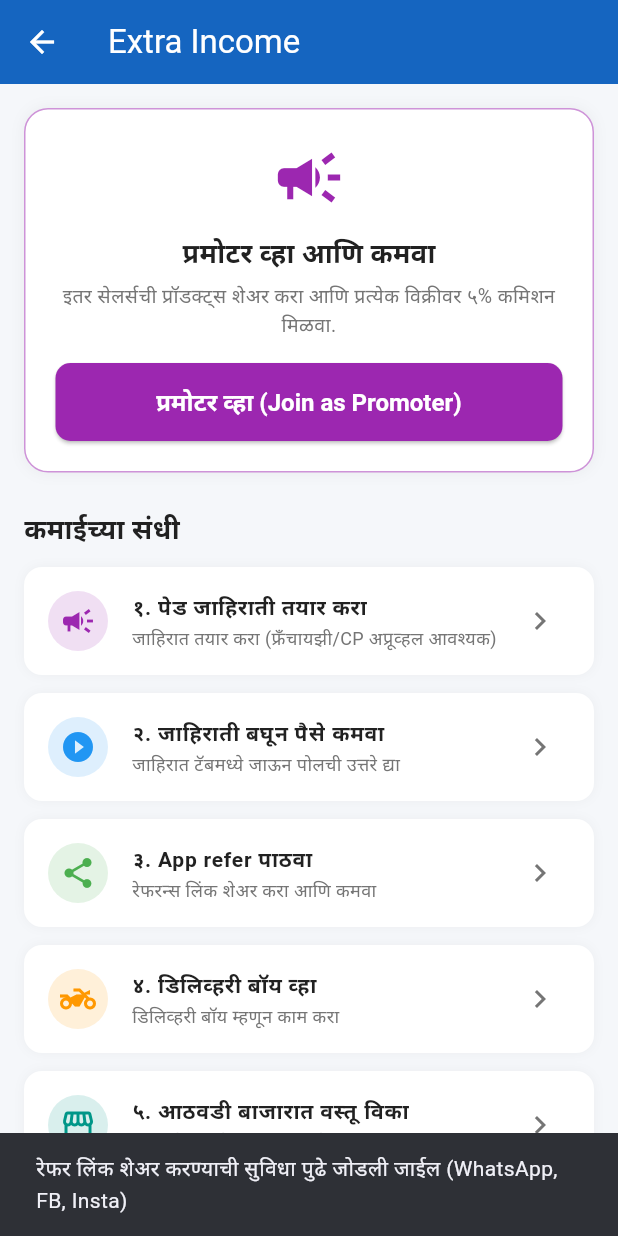
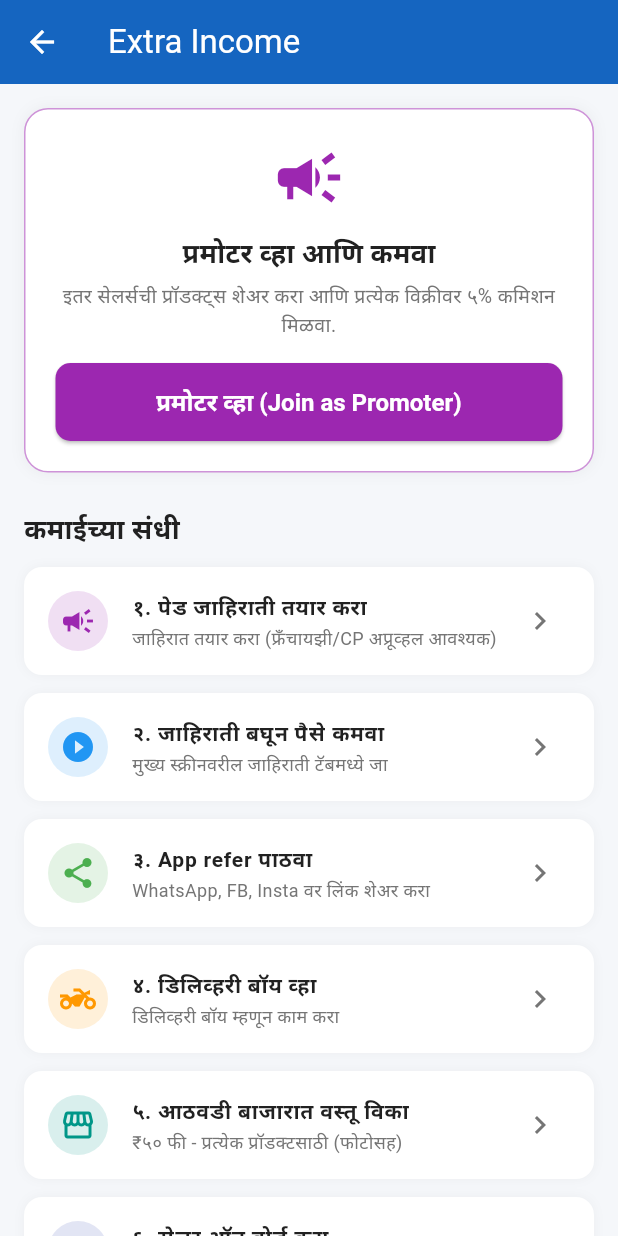
Before and after one commit to amolimpexinternational/amole-app, a Flutter app: the ExtraIncomeScreen screen opened directly, after a tap on "३. App refer पाठवा", on a phone screen of 412 x 824 dp. Run offline on Flutter 3.47's test engine with Material 3 defaults, Android fonts, the phone set to English and light mode, and no system bars; our stand-ins replace file_picker, geolocator, image_picker, share_plus, shared_preferences; missing offline and left inert: tracelet; accounts and stored records are empty.

Commit message:
Update extra_income_screen.dart

```diff
--- a/lib/screens/buyer/extra_income_screen.dart
+++ b/lib/screens/buyer/extra_income_screen.dart
@@ -1,11 +1,12 @@
 import 'package:flutter/material.dart';
 import 'package:shared_preferences/shared_preferences.dart';
+import 'package:share_plus/share_plus.dart'; // नवीन इम्पोर्ट
 import '../../constants/app_colors.dart';
-import 'buyer_home_screen.dart'; // जाहिरात टॅब साठी
-import 'promoter_catalog_screen.dart'; // आठवडी बाजार साठी
-import 'promoter_dashboard_screen.dart'; // प्रमोटर डॅशबोर्ड साठी
-import '../seller/seller_advertisement_screen.dart'; // पेड जाहिरात साठी
-import '../seller/registration/seller_registration_screen.dart'; // सेलर ऑनबोर्ड साठी
+import 'buyer_home_screen.dart';
+import 'promoter_catalog_screen.dart';
+import 'promoter_dashboard_screen.dart';
+import '../seller/seller_advertisement_screen.dart';
+import '../seller/registration/seller_registration_screen.dart';
 
 class ExtraIncomeScreen extends StatefulWidget {
   const ExtraIncomeScreen({super.key});
@@ -32,10 +33,12 @@ class _ExtraIncomeScreenState extends State<ExtraIncomeScreen> {
     });
   }
 
+  // === मुद्दा १०: खऱ्या शेअरिंगची सोय ===
   void _shareReferLink() {
-    // TODO: url_launcher किंवा share_plus वापरून लिंक शेअर करणे
-    ScaffoldMessenger.of(context).showSnackBar(
-      const SnackBar(content: Text('रेफर लिंक शेअर करण्याची सुविधा पुढे जोडली जाईल (WhatsApp, FB, Insta)')),
+    final String referLink = 'https://amole.in/ref/AMOLE-P123';
+    Share.share(
+      'मी AMOLE ॲप वापरतोय! तू पण जॉईन हो आणि माझ्या रेफरल लिंकने सामील हो: $referLink',
+      subject: 'AMOLE App मध्ये सामील व्हा',
     );
   }
 
@@ -53,14 +56,12 @@ class _ExtraIncomeScreenState extends State<ExtraIncomeScreen> {
       body: ListView(
         padding: const EdgeInsets.all(16),
         children: [
-          // === १. प्रमोटर स्टेटस कार्ड ===
           _buildPromoterCard(),
-
           const SizedBox(height: 24),
           const Text('कमाईच्या संधी', style: TextStyle(fontSize: 18, fontWeight: FontWeight.bold, color: AppColors.textDark)),
           const SizedBox(height: 12),
 
-          // === २. एकूण ६ पर्याय ===
+          // १. पेड जाहिराती
           _buildOptionCard(
             title: '१. पेड जाहिराती तयार करा',
             subtitle: 'जाहिरात तयार करा (फ्रँचायझी/CP अप्रूव्हल आवश्यक)',
@@ -68,33 +69,37 @@ class _ExtraIncomeScreenState extends State<ExtraIncomeScreen> {
             color: Colors.purple,
             onTap: () => Navigator.push(context, MaterialPageRoute(builder: (_) => const SellerAdvertisementScreen())),
           ),
+
+          // === मुद्दा ३: थेट बायरच्या मुख्य स्क्रीनवर पाठवणे ===
           _buildOptionCard(
             title: '२. जाहिराती बघून पैसे कमवा',
-            subtitle: 'जाहिरात टॅबमध्ये जाऊन पोलची उत्तरे द्या',
+            subtitle: 'मुख्य स्क्रीनवरील जाहिराती टॅबमध्ये जा',
             icon: Icons.play_circle_fill,
             color: Colors.blue,
             onTap: () {
-              // TODO: BuyerHomeScreen मध्ये जाऊन टॅब १ (जाहिराती) उघडण्यासाठी
+              // BuyerHomeScreen वर पाठवा
               Navigator.push(context, MaterialPageRoute(builder: (_) => const BuyerHomeScreen()));
               ScaffoldMessenger.of(context).showSnackBar(
-                const SnackBar(content: Text('जाहिरात टॅब उघडत आहे...')),
+                const SnackBar(content: Text('मुख्य स्क्रीनवर जाहिराती टॅब उघडा')),
               );
             },
           ),
+
+          // === मुद्दा १०: शेअर बटन ===
           _buildOptionCard(
             title: '३. App refer पाठवा',
-            subtitle: 'रेफरन्स लिंक शेअर करा आणि कमवा',
+            subtitle: 'WhatsApp, FB, Insta वर लिंक शेअर करा',
             icon: Icons.share,
             color: Colors.green,
             onTap: _shareReferLink,
           ),
+
           _buildOptionCard(
             title: '४. डिलिव्हरी बॉय व्हा',
             subtitle: 'डिलिव्हरी बॉय म्हणून काम करा',
             icon: Icons.two_wheeler,
             color: Colors.orange,
             onTap: () {
-              // TODO: Delivery Boy KYC स्क्रीन उघडण्यासाठी
               ScaffoldMessenger.of(context).showSnackBar(
                 const SnackBar(content: Text('डिलिव्हरी बॉय KYC पुढे जोडली जाईल')),
               );
@@ -119,7 +124,6 @@ class _ExtraIncomeScreenState extends State<ExtraIncomeScreen> {
     );
   }
 
-  // === प्रमोटर कार्डची रचना ===
   Widget _buildPromoterCard() {
     if (_isPromoter) {
       return Container(
```
